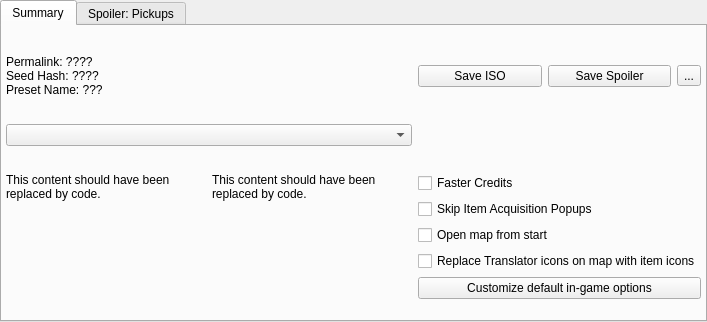
Qt form randovania/gui/ui_files/seed_details_window.ui (randovania/randovania) before a commit.
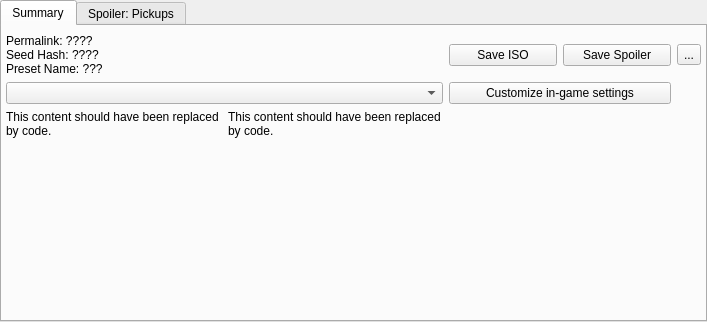
The same form after that commit.

Commit message: Move all cosmetic patches to a single window

The edit to the form file:
```diff
--- a/randovania/gui/ui_files/seed_details_window.ui
+++ b/randovania/gui/ui_files/seed_details_window.ui
@@ -65,45 +65,6 @@
           </property>
          </widget>
         </item>
-        <item row="2" column="4" colspan="3">
-         <layout class="QVBoxLayout" name="cosmetic_changes_layout">
-          <item>
-           <widget class="QCheckBox" name="faster_credits_check">
-            <property name="text">
-             <string>Faster Credits</string>
-            </property>
-           </widget>
-          </item>
-          <item>
-           <widget class="QCheckBox" name="remove_hud_popup_check">
-            <property name="text">
-             <string>Skip Item Acquisition Popups</string>
-            </property>
-           </widget>
-          </item>
-          <item>
-           <widget class="QCheckBox" name="open_map_check">
-            <property name="text">
-             <string>Open map from start</string>
-            </property>
-           </widget>
-          </item>
-          <item>
-           <widget class="QCheckBox" name="pickup_markers_check">
-            <property name="text">
-             <string>Replace Translator icons on map with item icons</string>
-            </property>
-           </widget>
-          </item>
-          <item>
-           <widget class="QPushButton" name="customize_user_preferences_button">
-            <property name="text">
-             <string>Customize default in-game options</string>
-            </property>
-           </widget>
-          </item>
-         </layout>
-        </item>
         <item row="0" column="6">
          <widget class="QToolButton" name="tool_button">
           <property name="text">
@@ -166,6 +127,13 @@
         <item row="1" column="0" colspan="4">
          <widget class="QComboBox" name="player_index_combo"/>
         </item>
+        <item row="1" column="4" colspan="2">
+         <widget class="QPushButton" name="customize_user_preferences_button">
+          <property name="text">
+           <string>Customize in-game settings</string>
+          </property>
+         </widget>
+        </item>
        </layout>
       </widget>
       <widget class="QWidget" name="pickup_tab">
```
Left out of the diff: 6 changed lines with no effect on the pictures. The commit also changes 7 other files.
